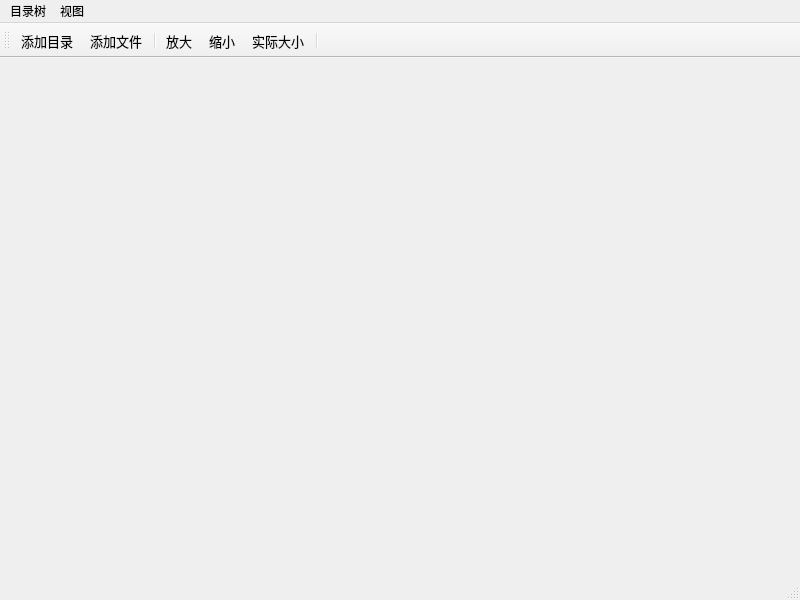
Above: 20200417/QTreeWidget和QDockWidget/ui_TreeWidget.ui from Aimee888/Operate-system before the change. Below: the same form after it.
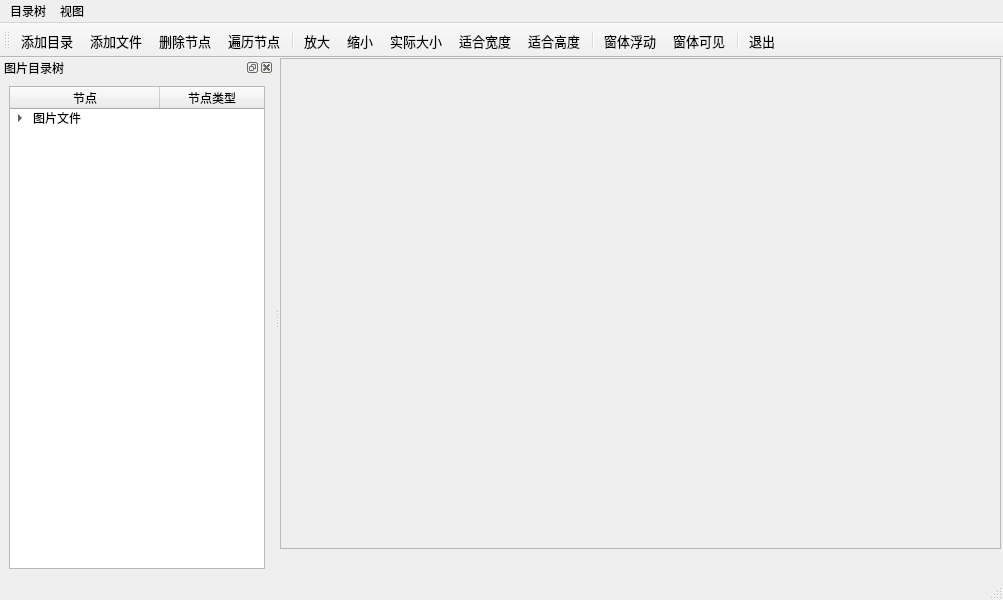
That is the form after the change. Icons and pictures are not drawn.

Patch:
```diff
--- a/20200417/QTreeWidget和QDockWidget/ui_TreeWidget.ui
+++ b/20200417/QTreeWidget和QDockWidget/ui_TreeWidget.ui
@@ -6,20 +6,56 @@
    <rect>
     <x>0</x>
     <y>0</y>
-    <width>800</width>
+    <width>1003</width>
     <height>600</height>
    </rect>
   </property>
   <property name="windowTitle">
    <string>MainWindow</string>
   </property>
-  <widget class="QWidget" name="centralwidget"/>
+  <widget class="QWidget" name="centralwidget">
+   <widget class="QScrollArea" name="scrollArea">
+    <property name="geometry">
+     <rect>
+      <x>0</x>
+      <y>0</y>
+      <width>721</width>
+      <height>491</height>
+     </rect>
+    </property>
+    <property name="widgetResizable">
+     <bool>true</bool>
+    </property>
+    <widget class="QWidget" name="scrollAreaWidgetContents">
+     <property name="geometry">
+      <rect>
+       <x>0</x>
+       <y>0</y>
+       <width>719</width>
+       <height>489</height>
+      </rect>
+     </property>
+     <layout class="QHBoxLayout" name="horizontalLayout_2">
+      <item>
+       <widget class="QLabel" name="LabPicture">
+        <property name="text">
+         <string/>
+        </property>
+        <property name="alignment">
+         <set>Qt::AlignCenter</set>
+        </property>
+       </widget>
+      </item>
+     </layout>
+    </widget>
+   </widget>
+  </widget>
   <widget class="QMenuBar" name="menubar">
    <property name="geometry">
     <rect>
      <x>0</x>
      <y>0</y>
-     <width>800</width>
+     <width>1003</width>
      <height>21</height>
     </rect>
    </property>
@@ -57,11 +93,85 @@
    </attribute>
    <addaction name="actTree_AddFolder"/>
    <addaction name="actTree_AddFiles"/>
+   <addaction name="actTree_DeleteItem"/>
+   <addaction name="actTree_ScanItems"/>
    <addaction name="separator"/>
    <addaction name="actZoomIn"/>
    <addaction name="actZoomOut"/>
    <addaction name="actZoomRealSize"/>
+   <addaction name="actZoomFitW"/>
+   <addaction name="actZoomFitH"/>
    <addaction name="separator"/>
+   <addaction name="actDockFloat"/>
+   <addaction name="actDockVisible"/>
+   <addaction name="separator"/>
+   <addaction name="actClose"/>
+  </widget>
+  <widget class="QDockWidget" name="dockWidget">
+   <property name="features">
+    <set>QDockWidget::AllDockWidgetFeatures</set>
+   </property>
+   <property name="allowedAreas">
+    <set>Qt::LeftDockWidgetArea|Qt::RightDockWidgetArea</set>
+   </property>
+   <property name="windowTitle">
+    <string>图片目录树</string>
+   </property>
+   <attribute name="dockWidgetArea">
+    <number>1</number>
+   </attribute>
+   <widget class="QWidget" name="dockWidgetContents">
+    <layout class="QHBoxLayout" name="horizontalLayout">
+     <item>
+      <widget class="QTreeWidget" name="treeWidget">
+       <attribute name="headerDefaultSectionSize">
+        <number>150</number>
+       </attribute>
+       <column>
+        <property name="text">
+         <string notr="true">节点</string>
+        </property>
+        <property name="textAlignment">
+         <set>AlignCenter</set>
+        </property>
+       </column>
+       <column>
+        <property name="text">
+         <string>节点类型</string>
+        </property>
+        <property name="textAlignment">
+         <set>AlignCenter</set>
+        </property>
+       </column>
+       <item>
+        <property name="text">
+         <string>图片文件</string>
+        </property>
+        <item>
+         <property name="text">
+          <string>分组节点</string>
+         </property>
+         <item>
+          <property name="text">
+           <string>图片节点</string>
+          </property>
+         </item>
+        </item>
+        <item>
+         <property name="text">
+          <string>分组2</string>
+         </property>
+         <item>
+          <property name="text">
+           <string>图片2</string>
+          </property>
+         </item>
+        </item>
+       </item>
+      </widget>
+     </item>
+    </layout>
+   </widget>
   </widget>
   <action name="actTree_AddFolder">
    <property name="icon">
@@ -135,6 +245,102 @@
     <string>图片实际大小显示</string>
    </property>
   </action>
+  <action name="actTree_DeleteItem">
+   <property name="icon">
+    <iconset>
+     <normaloff>image/icon/delete.jpg</normaloff>image/icon/delete.jpg</iconset>
+   </property>
+   <property name="text">
+    <string>删除节点</string>
+   </property>
+   <property name="toolTip">
+    <string>删除节点</string>
+   </property>
+  </action>
+  <action name="actZoomFitH">
+   <property name="icon">
+    <iconset>
+     <normaloff>image/icon/height.jpg</normaloff>image/icon/height.jpg</iconset>
+   </property>
+   <property name="text">
+    <string>适合高度</string>
+   </property>
+   <property name="toolTip">
+    <string>适合高度</string>
+   </property>
+   <property name="shortcut">
+    <string>Ctrl+H</string>
+   </property>
+  </action>
+  <action name="actZoomFitW">
+   <property name="icon">
+    <iconset>
+     <normaloff>image/icon/width.jpg</normaloff>image/icon/width.jpg</iconset>
+   </property>
+   <property name="text">
+    <string>适合宽度</string>
+   </property>
+   <property name="toolTip">
+    <string>适合宽度</string>
+   </property>
+   <property name="shortcut">
+    <string>Ctrl+W</string>
+   </property>
+  </action>
+  <action name="actTree_ScanItems">
+   <property name="icon">
+    <iconset>
+     <normaloff>image/icon/scanitem.jpg</normaloff>image/icon/scanitem.jpg</iconset>
+   </property>
+   <property name="text">
+    <string>遍历节点</string>
+   </property>
+   <property name="toolTip">
+    <string>遍历节点</string>
+   </property>
+  </action>
+  <action name="actDockFloat">
+   <property name="checkable">
+    <bool>true</bool>
+   </property>
+   <property name="icon">
+    <iconset>
+     <normaloff>image/icon/dockfloat.jpg</normaloff>image/icon/dockfloat.jpg</iconset>
+   </property>
+   <property name="text">
+    <string>窗体浮动</string>
+   </property>
+   <property name="toolTip">
+    <string>窗体浮动</string>
+   </property>
+  </action>
+  <action name="actDockVisible">
+   <property name="checkable">
+    <bool>true</bool>
+   </property>
+   <property name="icon">
+    <iconset>
+     <normaloff>image/icon/dockvisible.jpg</normaloff>image/icon/dockvisible.jpg</iconset>
+   </property>
+   <property name="text">
+    <string>窗体可见</string>
+   </property>
+   <property name="toolTip">
+    <string>窗体可见</string>
+   </property>
+  </action>
+  <action name="actClose">
+   <property name="icon">
+    <iconset>
+     <normaloff>image/icon/quit.jpg</normaloff>image/icon/quit.jpg</iconset>
+   </property>
+   <property name="text">
+    <string>退出</string>
+   </property>
+   <property name="toolTip">
+    <string>退出</string>
+   </property>
+  </action>
  </widget>
  <resources/>
  <connections/>
```
Left out of the diff: 31 changed lines with no effect on the pictures.
